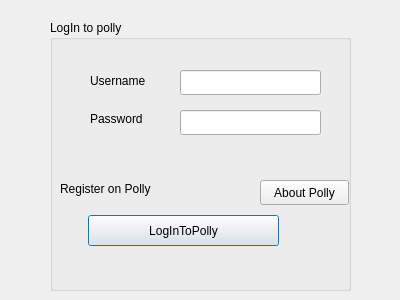
The window that src/gui/mzroll/forms/loginform.ui (ElucidataInc/ElMaven) describes before a commit, drawn with Qt 5.
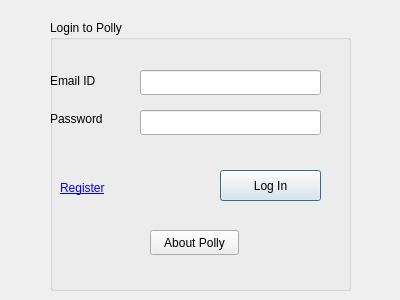
The same window after the commit.

Commit message: [UI] Aesthetic changes in log in form

What changed in the file:
```diff
--- a/src/gui/mzroll/forms/loginform.ui
+++ b/src/gui/mzroll/forms/loginform.ui
@@ -23,38 +23,38 @@
     </rect>
    </property>
    <property name="title">
-    <string>LogIn to polly</string>
+    <string>Login to Polly</string>
    </property>
    <widget class="QPushButton" name="pushButton">
     <property name="geometry">
      <rect>
-      <x>38</x>
-      <y>195</y>
-      <width>191</width>
+      <x>170</x>
+      <y>150</y>
+      <width>101</width>
       <height>31</height>
      </rect>
     </property>
     <property name="text">
-     <string>LogInToPolly</string>
+     <string>Log In</string>
     </property>
    </widget>
    <widget class="QLabel" name="label">
     <property name="geometry">
      <rect>
-      <x>40</x>
+      <x>0</x>
       <y>50</y>
       <width>81</width>
       <height>21</height>
      </rect>
     </property>
     <property name="text">
-     <string>Username</string>
+     <string>Email ID</string>
     </property>
    </widget>
    <widget class="QLabel" name="label_2">
     <property name="geometry">
      <rect>
-      <x>40</x>
+      <x>0</x>
       <y>90</y>
       <width>71</width>
       <height>17</height>
@@ -67,9 +67,9 @@
    <widget class="QLineEdit" name="lineEdit_username">
     <property name="geometry">
      <rect>
-      <x>130</x>
+      <x>90</x>
       <y>50</y>
-      <width>141</width>
+      <width>181</width>
       <height>25</height>
      </rect>
     </property>
@@ -77,9 +77,9 @@
    <widget class="QLineEdit" name="lineEdit_password">
     <property name="geometry">
      <rect>
-      <x>130</x>
+      <x>90</x>
       <y>90</y>
-      <width>141</width>
+      <width>181</width>
       <height>25</height>
      </rect>
     </property>
@@ -90,21 +90,21 @@
    <widget class="QLabel" name="login_label">
     <property name="geometry">
      <rect>
-      <x>10</x>
-      <y>160</y>
-      <width>151</width>
-      <height>17</height>
+      <x>90</x>
+      <y>120</y>
+      <width>181</width>
+      <height>20</height>
      </rect>
     </property>
     <property name="text">
-     <string>Register on Polly</string>
+     <string>&lt;html&gt;&lt;head/&gt;&lt;body&gt;&lt;p&gt;&lt;br/&gt;&lt;/p&gt;&lt;/body&gt;&lt;/html&gt;</string>
     </property>
    </widget>
    <widget class="QPushButton" name="pushButton_about_polly">
     <property name="geometry">
      <rect>
-      <x>210</x>
-      <y>160</y>
+      <x>100</x>
+      <y>210</y>
       <width>89</width>
       <height>25</height>
      </rect>
@@ -116,6 +116,19 @@
      <bool>false</bool>
     </property>
    </widget>
+   <widget class="QLabel" name="label_3">
+    <property name="geometry">
+     <rect>
+      <x>10</x>
+      <y>160</y>
+      <width>67</width>
+      <height>17</height>
+     </rect>
+    </property>
+    <property name="text">
+     <string>&lt;html&gt;&lt;head/&gt;&lt;body&gt;&lt;p&gt;&lt;a href=&quot;https://polly.elucidata.io/#/signup&quot;&gt;&lt;span style=&quot; text-decoration: underline; color:#0000ff;&quot;&gt;Register&lt;/span&gt;&lt;/a&gt;&lt;/p&gt;&lt;/body&gt;&lt;/html&gt;</string>
+    </property>
+   </widget>
   </widget>
  </widget>
  <layoutdefault spacing="6" margin="11"/>
```
The commit also changes 1 other file.
